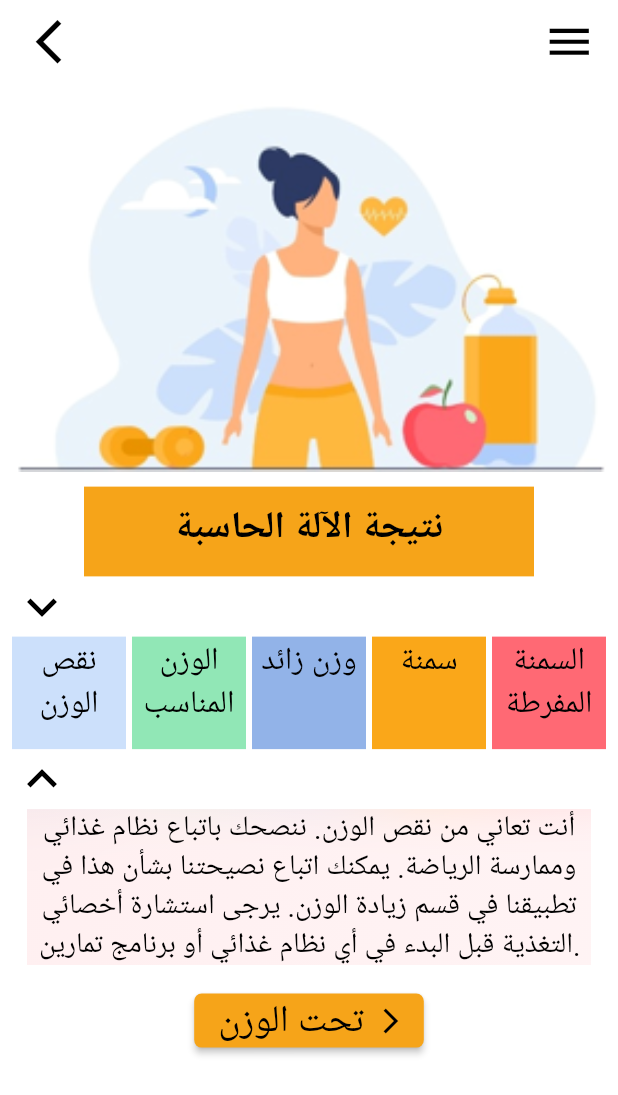
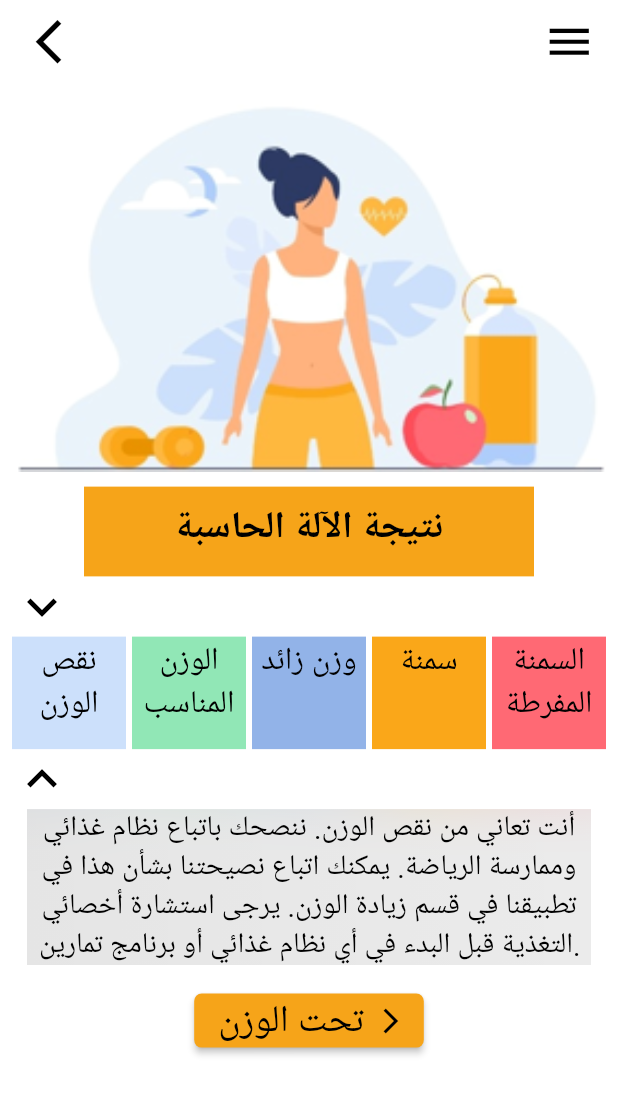
Before and after one commit to Hussnainaakbar/bmicalculator, a Flutter app: the Resulst screen opened directly with empty values, on a phone screen of 412 x 824 dp. Shown: the top 1095 px of the screen. Run offline on Flutter 3.47's test engine with Material 2 defaults, Android fonts, the phone set to English and light mode, and no system bars; our stand-ins replace glass, glassmorphism.

Commit message:
changed glass color to black

```diff
--- a/lib/result.dart
+++ b/lib/result.dart
@@ -267,7 +267,7 @@ class _ResulstState extends State<Resulst> {
                     ),
                   ),
                 ).asGlass(
-                    tintColor: const Color(0xffFF6974), blurX: 30, blurY: 30),
+                    tintColor: const Color(0xff000000), blurX: 30, blurY: 30),
               ),
               normal == false
                   ? Padding(
```
